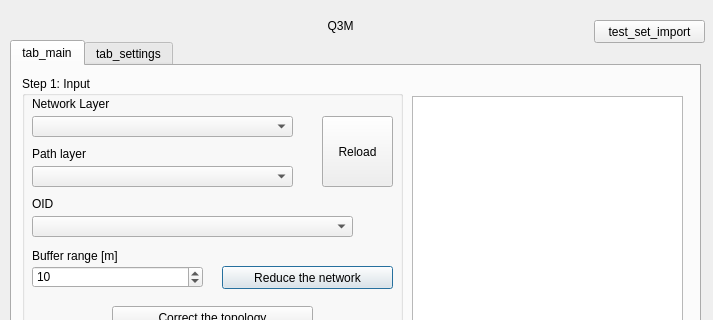
Before: the Qt Designer form map_matching_dialog_base.ui in LAEQ/Assisted-MapMatching, drawn with Qt 5; both pictures show x 0 to 713 and y 0 to 320 of the 713 by 711 pixel window.
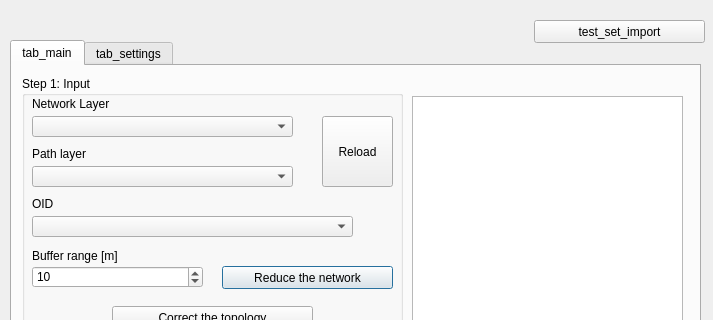
After: the same form once the commit is applied.

What changed in the file:
```diff
--- a/map_matching_dialog_base.ui
+++ b/map_matching_dialog_base.ui
@@ -13,34 +13,6 @@
   <property name="windowTitle">
    <string>first</string>
   </property>
-  <widget class="QLabel" name="label_subtitle">
-   <property name="geometry">
-    <rect>
-     <x>0</x>
-     <y>10</y>
-     <width>681</width>
-     <height>31</height>
-    </rect>
-   </property>
-   <property name="layoutDirection">
-    <enum>Qt::LeftToRight</enum>
-   </property>
-   <property name="lineWidth">
-    <number>2</number>
-   </property>
-   <property name="text">
-    <string>Q3M</string>
-   </property>
-   <property name="textFormat">
-    <enum>Qt::PlainText</enum>
-   </property>
-   <property name="scaledContents">
-    <bool>false</bool>
-   </property>
-   <property name="alignment">
-    <set>Qt::AlignCenter</set>
-   </property>
-  </widget>
   <widget class="QTabWidget" name="tabWidget">
    <property name="geometry">
     <rect>
@@ -741,9 +713,9 @@
   <widget class="QPushButton" name="btn_import_test_set">
    <property name="geometry">
     <rect>
-     <x>594</x>
+     <x>534</x>
      <y>20</y>
-     <width>111</width>
+     <width>171</width>
      <height>23</height>
     </rect>
    </property>
```
Left out of the diff: 3 changed lines with no effect on the pictures.
